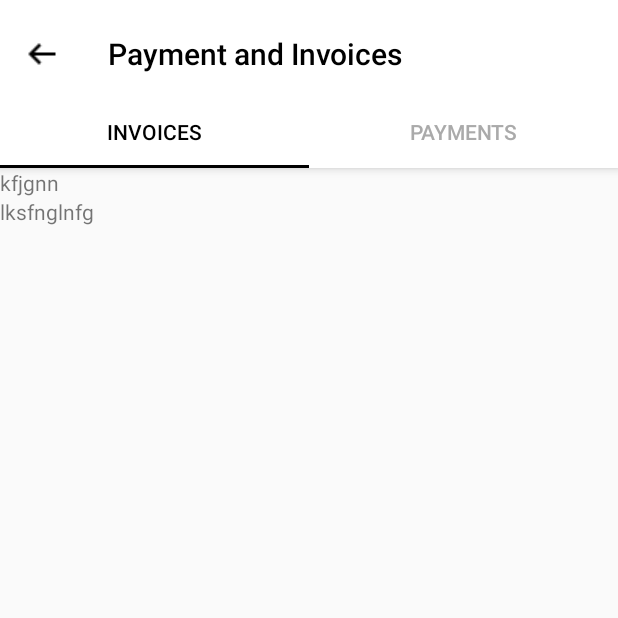
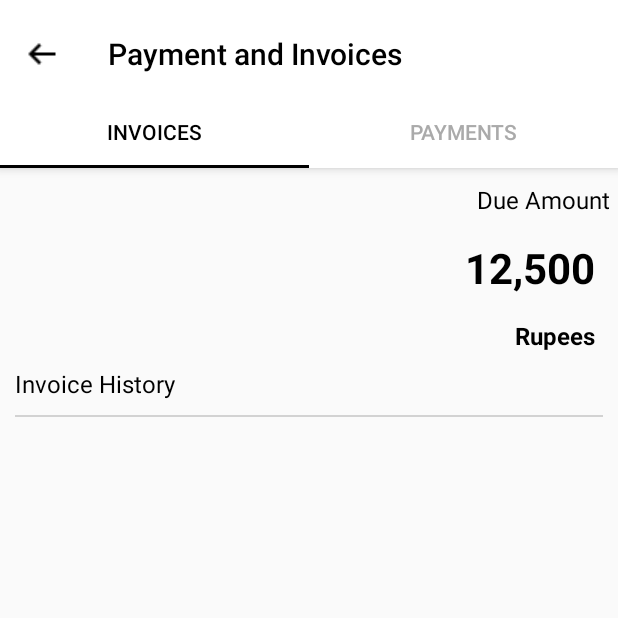
Before and after one commit to NandhaRex/Isthara, an Android app: the InvoiceFragement screen opened directly, with no data from a screen before it, on a phone screen of 412 x 824 dp, the top half of it. Run offline under Robolectric (Android 15) with nearby library versions, the phone set to English and light mode, and no system bars.

Commit message:
payment fragment.

```diff
--- a/app/src/main/java/com/tao/isthara/Activities/Payment/Activity/PaymentActivity.java
+++ b/app/src/main/java/com/tao/isthara/Activities/Payment/Activity/PaymentActivity.java
@@ -58,7 +58,7 @@ public class PaymentActivity extends AppCompatActivity {
         // Create the adapter that will return a fragment for each of the three
         // primary sections of the activity.
         tabs = (TabLayout) findViewById(R.id.tab_layout);
-        mSectionsPagerAdapter = new PaymentPagerAdapter(getSupportFragmentManager());
+        mSectionsPagerAdapter = new PaymentPagerAdapter(getApplicationContext(), getSupportFragmentManager());
 
         // Set up the ViewPager with the sections adapter.
         mViewPager = (ViewPager) findViewById(R.id.container);
@@ -71,6 +71,7 @@ public class PaymentActivity extends AppCompatActivity {
         onBackPressed();
         return true;
     }
+
     @Override
     public boolean onOptionsItemSelected(MenuItem item) {
         // Handle action bar item clicks here. The action bar will
--- a/app/src/main/java/com/tao/isthara/Activities/Payment/Adapter/PaymentPagerAdapter.java
+++ b/app/src/main/java/com/tao/isthara/Activities/Payment/Adapter/PaymentPagerAdapter.java
@@ -1,5 +1,6 @@
 package com.tao.isthara.Activities.Payment.Adapter;
 
+import android.content.Context;
 import android.support.annotation.Nullable;
 import android.support.v4.app.Fragment;
 import android.support.v4.app.FragmentManager;
@@ -11,10 +12,12 @@ import com.tao.isthara.Activities.Payment.Fragment.PaymentFragment;
 
 public class PaymentPagerAdapter extends FragmentPagerAdapter {
 
+    private final Context context;
     private String[] tabTitles = new String[]{"Invoices", "Payments",};
 
-    public PaymentPagerAdapter(FragmentManager fm) {
+    public PaymentPagerAdapter(Context cntxt, FragmentManager fm) {
         super(fm);
+        context = cntxt;
     }
 
     @Override
@@ -22,7 +25,6 @@ public class PaymentPagerAdapter extends FragmentPagerAdapter {
         // getItem is called to instantiate the fragment for the given page.
         // Return a PlaceholderFragment (defined as a static inner class below).
 
-        // return PaymentActivity.PlaceholderFragment.newInstance(position + 1);
         switch (position) {
             case 0:
                 return new InvoiceFragement();
@@ -35,7 +37,7 @@ public class PaymentPagerAdapter extends FragmentPagerAdapter {
     @Override
     public int getCount() {
         // Show 3 total pages.
-        return 2;
+        return tabTitles.length;
     }
 
     @Nullable
--- a/app/src/main/java/com/tao/isthara/Activities/Payment/Fragment/InvoiceFragement.java
+++ b/app/src/main/java/com/tao/isthara/Activities/Payment/Fragment/InvoiceFragement.java
@@ -1,26 +1,66 @@
 package com.tao.isthara.Activities.Payment.Fragment;
 
+import android.app.Activity;
+import android.content.Context;
 import android.os.Bundle;
 import android.support.v4.app.Fragment;
+import android.util.Log;
 import android.view.LayoutInflater;
 import android.view.View;
 import android.view.ViewGroup;
 import android.widget.TextView;
 
+import com.tao.isthara.Model.CurrentMonthDueResponse;
 import com.tao.isthara.R;
+import com.tao.isthara.Rest.ApiClient;
+import com.tao.isthara.Rest.ApiInterface;
+import com.tao.isthara.Utils.AppPreferences;
+import com.tao.isthara.Utils.Global;
+
+import retrofit2.Call;
+import retrofit2.Callback;
+import retrofit2.Response;
 
 public class InvoiceFragement extends Fragment {
 
-        public InvoiceFragement() {
+    private AppPreferences _appPrefs;
+    private TextView lastMonthDue;
+
+    public InvoiceFragement() {
     }
 
     @Override
     public View onCreateView(LayoutInflater inflater, ViewGroup container,
                              Bundle savedInstanceState) {
-        View rootView = inflater.inflate(R.layout.fragment_payment, container, false);
-
-        TextView textView = (TextView) rootView.findViewById(R.id.section_label);
-        textView.setText("Invoice");
+        View rootView = inflater.inflate(R.layout.fragment_invoice, container, false);
+        _appPrefs = new AppPreferences(container.getContext());
+        lastMonthDue = (TextView) rootView.findViewById(R.id.due_Amount);
+        GetAndSetDueAmount();
         return rootView;
     }
+
+    private void GetAndSetDueAmount() {
+        final String API_KEY = Global.BASE_URL + "GetCurrentMonthDueAmountByResidentDetailsId?ResidentDetailsId=" + _appPrefs.getResidentId();
+        //final String API_KEY = Global.BASE_URL + "GetCurrentMonthDueAmountByResidentDetailsId?ResidentDetailsId=558";
+
+        final ApiInterface apiService =
+                ApiClient.getClient().create(ApiInterface.class);
+
+        Call<CurrentMonthDueResponse> call = apiService.getLastMonthDue(API_KEY);
+        call.enqueue(new Callback<CurrentMonthDueResponse>() {
+            @Override
+            public void onResponse(Call<CurrentMonthDueResponse> call, Response<CurrentMonthDueResponse> response) {
+                if (response != null && response.body().getIsValid()) {
+                    lastMonthDue.setText(response.body().getResult());
+                } else {
+                    lastMonthDue.setText("00.0");
+                }
+            }
+
+            @Override
+            public void onFailure(Call<CurrentMonthDueResponse> call, Throwable t) {
+
+            }
+        });
+    }
 }
--- a/app/src/main/java/com/tao/isthara/Activities/Payment/Fragment/PaymentFragment.java
+++ b/app/src/main/java/com/tao/isthara/Activities/Payment/Fragment/PaymentFragment.java
@@ -18,7 +18,7 @@ public class PaymentFragment extends Fragment {
     @Nullable
     @Override
     public View onCreateView(LayoutInflater inflater, @Nullable ViewGroup container, Bundle savedInstanceState) {
-        View rootView = inflater.inflate(R.layout.fragment_invoice, container, false);
+        View rootView = inflater.inflate(R.layout.fragment_payment, container, false);
         return rootView;
     }
 }
--- /dev/null
+++ b/app/src/main/java/com/tao/isthara/Model/CurrentMonthDueResponse.java
@@ -0,0 +1,16 @@
+package com.tao.isthara.Model;
+
+public class CurrentMonthDueResponse {
+    private boolean IsValid;
+
+    public boolean getIsValid() {
+        return this.IsValid;
+    }
+
+    private String Result;
+
+    public String getResult() {
+        return this.Result;
+    }
+
+}
--- a/app/src/main/java/com/tao/isthara/Rest/ApiInterface.java
+++ b/app/src/main/java/com/tao/isthara/Rest/ApiInterface.java
@@ -6,6 +6,7 @@ import com.tao.isthara.Model.CheckOutResponse;
 import com.tao.isthara.Model.CheckoutReasonResponse;
 import com.tao.isthara.Model.CloseTicketRequest;
 import com.tao.isthara.Model.CloseTicketResponse;
+import com.tao.isthara.Model.CurrentMonthDueResponse;
 import com.tao.isthara.Model.DeclinedTicketRequest;
 import com.tao.isthara.Model.DeclinedTicketResponse;
 import com.tao.isthara.Model.EventsHeaderImageResponse;
@@ -84,6 +85,9 @@ public interface ApiInterface {
     @GET
     Call<CheckOutRequest> getCheckOutDetails(@Url String api_key);
 
+    @GET
+    Call<CurrentMonthDueResponse> getLastMonthDue(@Url String api_key);
+
 
     /*@GET("movie/{id}")
     Call<MoviesResponse> getMovieDetails(@Path("id") int id, @Query("api_key") String apiKey);*/
--- a/app/src/main/res/layout/fragment_invoice.xml
+++ b/app/src/main/res/layout/fragment_invoice.xml
@@ -1,11 +1,55 @@
 <?xml version="1.0" encoding="utf-8"?>
 <LinearLayout xmlns:android="http://schemas.android.com/apk/res/android"
     android:layout_width="match_parent"
-    android:layout_height="match_parent">
+    android:layout_height="match_parent"
+    android:layout_margin="20dp"
+    android:orientation="vertical">
 
     <TextView
-        android:layout_width="wrap_content"
+        android:layout_width="match_parent"
         android:layout_height="wrap_content"
-        android:text="dummy" />
+        android:layout_marginTop="10dp"
+        android:layout_marginRight="5dp"
+        android:gravity="end"
+        android:text="Due Amount"
+        android:textColor="@android:color/black"
+        android:textSize="16sp" />
+
+    <TextView
+        android:id="@+id/due_Amount"
+        android:layout_width="match_parent"
+        android:layout_height="wrap_content"
+        android:layout_margin="15dp"
+        android:gravity="end"
+        android:text="12,500"
+        android:textColor="@android:color/black"
+        android:textSize="28sp"
+        android:textStyle="bold" />
+
+    <TextView
+        android:layout_width="match_parent"
+        android:layout_height="wrap_content"
+        android:layout_marginRight="15dp"
+        android:gravity="end"
+        android:text="Rupees"
+        android:textColor="@android:color/black"
+        android:textSize="16sp"
+        android:textStyle="bold" />
+
+    <TextView
+        android:layout_width="match_parent"
+        android:layout_height="wrap_content"
+        android:layout_margin="10dp"
+        android:text="Invoice History"
+        android:textColor="@android:color/black"
+        android:textSize="16sp" />
+
+    <View
+        android:layout_width="match_parent"
+        android:layout_height="1dp"
+        android:layout_marginLeft="10dp"
+        android:layout_marginRight="10dp"
+        android:alpha="0.5"
+        android:background="@android:color/darker_gray" />
 
 </LinearLayout>
```
